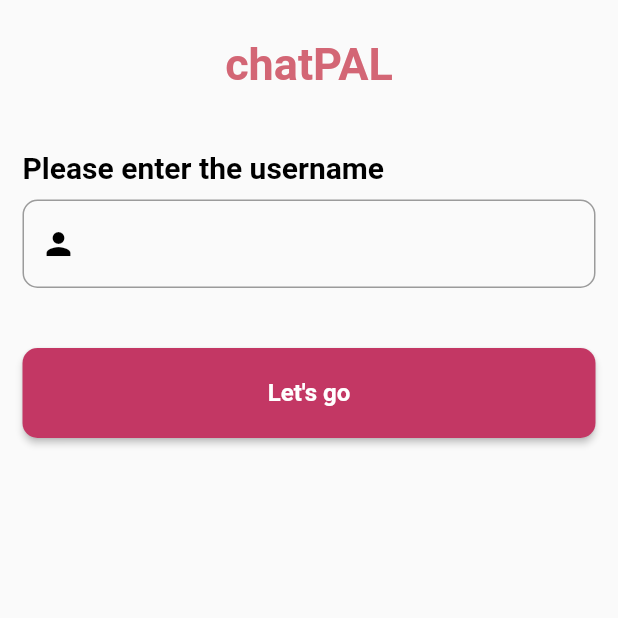
After one commit to harnoorjosan/chatPAL, a Flutter app: the addUsername screen opened directly, on a phone screen of 412 x 824 dp, the top half of it. The commit adds this screen. Run offline on Flutter 3.47's test engine with Material 2 defaults, Android fonts, the light colour scheme and no system bars; our stand-ins replace cloud_firestore, firebase_auth, firebase_core, fluttertoast, font_awesome_flutter, google_sign_in and 1 more; accounts and stored records are empty.

Commit message:
add username page addded

```diff
--- /dev/null
+++ b/chatPAL/lib/addUsername.dart
@@ -0,0 +1,101 @@
+import 'package:chatpal/homePage.dart';
+import 'package:chatpal/loginPage.dart';
+import 'package:flutter/cupertino.dart';
+import 'package:flutter/material.dart';
+
+class addUsername extends StatefulWidget {
+  const addUsername({super.key});
+
+  @override
+  State<addUsername> createState() => _addUsernameState();
+}
+
+class _addUsernameState extends State<addUsername> {
+  @override
+  Widget build(BuildContext context) {
+    return  Scaffold(
+      body: SafeArea(
+        child: Column(
+          crossAxisAlignment: CrossAxisAlignment.stretch,
+          children: [
+            const Padding(
+              padding: EdgeInsets.only(top: 25.0),
+              child: Center(
+                child: Text('chatPAL',style: TextStyle(
+                    color: Color(0xFFD36675), fontSize: 30.0,fontWeight: FontWeight.bold
+                ),),
+              ),
+            ),
+            const SizedBox(height: 40.0),
+            const Padding(
+              padding: EdgeInsets.only(left: 15.0),
+              child: Text('Please enter the username',
+                style: TextStyle(color: Colors.black,
+                    fontSize: 20.0, fontWeight: FontWeight.bold),
+              ),
+            ),
+            const SizedBox(height: 10.0),
+            const Padding(
+              padding: EdgeInsets.only(left: 15.0,right: 15.0),
+              child: TextField(
+                decoration: InputDecoration(
+
+                  border: OutlineInputBorder(
+                    borderRadius: BorderRadius.all(Radius.circular(10.0)),
+                    borderSide: BorderSide(color: Colors.black),
+                  ),
+                  hintStyle: TextStyle(
+                    color: Colors.black,
+                  ),
+                  prefixIcon: Icon(Icons.person),
+                  prefixIconColor: Colors.black,
+                ),
+              ),
+            ),
+            const SizedBox(height: 40.0,),
+            Padding(
+              padding: const EdgeInsets.only(left: 15.0, right: 15.0),
+              child: ElevatedButton(onPressed: (){
+                Navigator.push(
+                  context,
+                  MaterialPageRoute(
+                    builder: (context) => const HomePage(),
+                  ),
+                );
+
+
+
+
+              },
+                style: ButtonStyle(
+                  backgroundColor: MaterialStateProperty.all<Color>(const Color(0xFFc33764 )),
+                  minimumSize: MaterialStateProperty.all<Size>(
+                    const Size(200.0, 60.0),
+                  ),
+                  shape: MaterialStateProperty.all<RoundedRectangleBorder>(
+                    RoundedRectangleBorder(
+                      borderRadius: BorderRadius.circular(10.0),
+                    ),
+                  ),
+                ), child: const Text(
+                  "Let's go",
+                  style: TextStyle(
+                    color: Colors.white,
+                    fontWeight: FontWeight.bold,
+                    fontSize: 16.0,
+                  ),
+                ),),
+            ),
+
+
+
+          ],
+        ),
+      ),
+
+
+
+
+    );
+  }
+}
--- a/chatPAL/lib/loginPage.dart
+++ b/chatPAL/lib/loginPage.dart
@@ -1,3 +1,4 @@
+import 'package:chatpal/addUsername.dart';
 import 'package:chatpal/homePage.dart';
 import 'package:chatpal/signUp.dart';
 import 'package:firebase_auth/firebase_auth.dart';
@@ -322,7 +323,7 @@ class _LoginPageState extends State<LoginPage> {
                                       context,
                                       MaterialPageRoute(
                                         builder: (
-                                            context) => const HomePage(),
+                                            context) => const addUsername(),
                                       ),
                                     );
                                   }
--- a/chatPAL/lib/messagesPage.dart
+++ b/chatPAL/lib/messagesPage.dart
@@ -6,6 +6,7 @@ class messagesPage extends StatelessWidget {
   @override
   Widget build(BuildContext context) {
     return const Scaffold(
+
       body: Center(
         child: Text(
           "Messages Page",
--- a/chatPAL/lib/signUp.dart
+++ b/chatPAL/lib/signUp.dart
@@ -376,6 +376,7 @@ class _SignUpState extends State<SignUp> {
                         ),
                       ),
                      */
+                    const SizedBox(height: 40.0),
                     Padding(
                       padding: const EdgeInsets.only(left: 15.0, right: 15.0),
                       child: ElevatedButton(onPressed: () {
```
Also changed, not shown: chatPAL/lib/profilePage.dart (+79 -5 lines), chatPAL/pubspec.lock, 1 other file.
